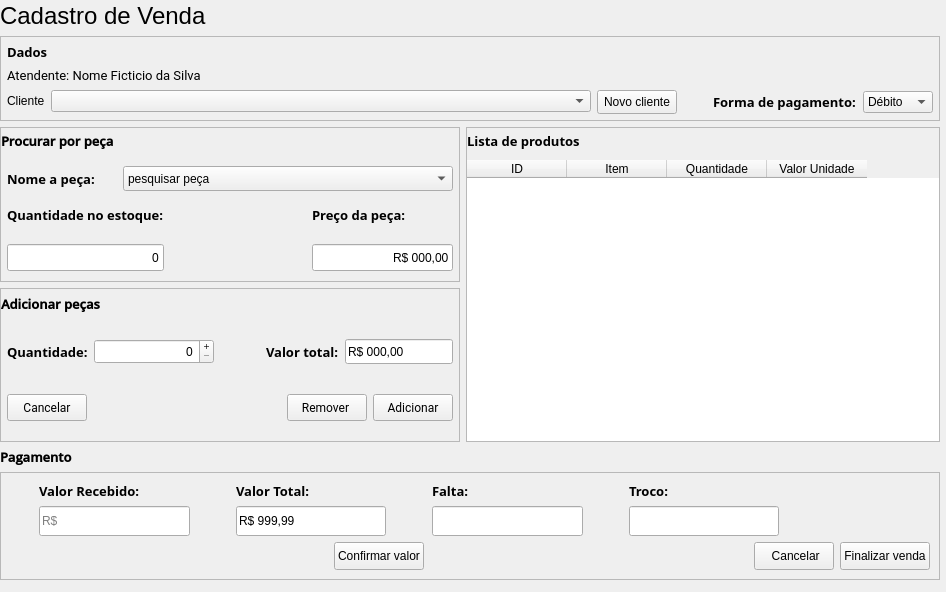
Old version of the form view/sell.ui in the repository PedroGregori/Projeto_Integrador--SENAC_BA-2022.
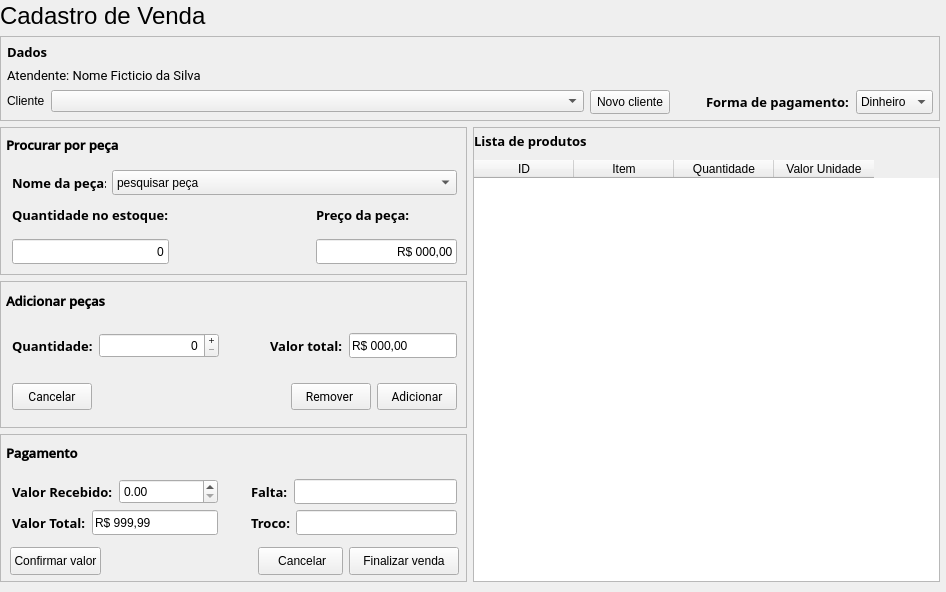
New version of the form.

```diff
--- a/view/sell.ui
+++ b/view/sell.ui
@@ -13,7 +13,7 @@
   <property name="windowTitle">
    <string>Form</string>
   </property>
-  <layout class="QVBoxLayout" name="verticalLayout_15">
+  <layout class="QVBoxLayout" name="verticalLayout_9">
    <property name="leftMargin">
     <number>0</number>
    </property>
@@ -24,7 +24,7 @@
     <number>6</number>
    </property>
    <property name="bottomMargin">
-    <number>6</number>
+    <number>4</number>
    </property>
    <item>
     <widget class="QLabel" name="title">
@@ -186,20 +186,26 @@
            </item>
            <item>
             <widget class="QComboBox" name="form_of_payment">
+             <property name="sizePolicy">
+              <sizepolicy hsizetype="Preferred" vsizetype="Fixed">
+               <horstretch>0</horstretch>
+               <verstretch>0</verstretch>
+              </sizepolicy>
+             </property>
              <property name="minimumSize">
               <size>
-               <width>0</width>
-               <height>0</height>
+               <width>66</width>
+               <height>24</height>
               </size>
              </property>
              <item>
               <property name="text">
-               <string>Débito</string>
+               <string>Dinheiro</string>
               </property>
              </item>
              <item>
               <property name="text">
-               <string>Crédito</string>
+               <string>Cartão</string>
               </property>
              </item>
             </widget>
@@ -213,35 +219,22 @@
     </widget>
    </item>
    <item>
-    <widget class="QFrame" name="frame_products">
-     <property name="frameShape">
-      <enum>QFrame::NoFrame</enum>
-     </property>
-     <property name="frameShadow">
-      <enum>QFrame::Raised</enum>
-     </property>
      <layout class="QHBoxLayout" name="horizontalLayout_3">
-      <property name="leftMargin">
-       <number>0</number>
-      </property>
-      <property name="topMargin">
-       <number>0</number>
-      </property>
-      <property name="rightMargin">
-       <number>0</number>
-      </property>
-      <property name="bottomMargin">
-       <number>0</number>
-      </property>
       <item>
-       <widget class="QFrame" name="frame_itemsData">
+      <widget class="QFrame" name="frame_products">
         <property name="maximumSize">
          <size>
-          <width>460</width>
+         <width>479</width>
           <height>16777215</height>
          </size>
         </property>
-        <layout class="QVBoxLayout" name="verticalLayout_11">
+       <property name="frameShape">
+        <enum>QFrame::NoFrame</enum>
+       </property>
+       <property name="frameShadow">
+        <enum>QFrame::Raised</enum>
+       </property>
+       <layout class="QVBoxLayout" name="verticalLayout_8">
          <property name="spacing">
           <number>6</number>
          </property>
@@ -267,13 +260,13 @@
              <number>6</number>
             </property>
             <property name="leftMargin">
-             <number>0</number>
+            <number>5</number>
             </property>
             <property name="topMargin">
-             <number>0</number>
+            <number>4</number>
             </property>
             <property name="rightMargin">
-             <number>0</number>
+            <number>3</number>
             </property>
             <property name="bottomMargin">
              <number>0</number>
@@ -320,7 +313,7 @@
                   <widget class="QLabel" name="findProduct_Label">
                    <property name="maximumSize">
                     <size>
-                     <width>110</width>
+                    <width>94</width>
                      <height>16777215</height>
                     </size>
                    </property>
@@ -333,7 +326,7 @@
                     </font>
                    </property>
                    <property name="text">
-                    <string>Nome a peça:</string>
+                   <string>Nome da peça:</string>
                    </property>
                    <property name="scaledContents">
                     <bool>false</bool>
@@ -410,7 +403,7 @@
                       <property name="minimumSize">
                        <size>
                         <width>0</width>
-                        <height>27</height>
+                       <height>25</height>
                        </size>
                       </property>
                       <property name="font">
@@ -472,7 +465,7 @@
                       <property name="minimumSize">
                        <size>
                         <width>0</width>
-                        <height>27</height>
+                       <height>25</height>
                        </size>
                       </property>
                       <property name="font">
@@ -512,13 +505,13 @@
              <number>6</number>
             </property>
             <property name="leftMargin">
-             <number>0</number>
+            <number>5</number>
             </property>
             <property name="topMargin">
-             <number>0</number>
+            <number>4</number>
             </property>
             <property name="rightMargin">
-             <number>0</number>
+            <number>3</number>
             </property>
             <property name="bottomMargin">
              <number>0</number>
@@ -800,108 +793,27 @@
            </layout>
           </widget>
          </item>
-        </layout>
-       </widget>
-      </item>
       <item>
-       <widget class="QFrame" name="frame_productsList">
+         <widget class="QFrame" name="frame_payment">
         <property name="frameShape">
          <enum>QFrame::StyledPanel</enum>
         </property>
-        <layout class="QVBoxLayout" name="verticalLayout_14">
-         <property name="spacing">
-          <number>6</number>
-         </property>
+          <property name="frameShadow">
+           <enum>QFrame::Raised</enum>
+          </property>
+          <layout class="QVBoxLayout" name="verticalLayout_7">
          <property name="leftMargin">
-          <number>0</number>
+            <number>5</number>
          </property>
          <property name="topMargin">
-          <number>0</number>
+            <number>4</number>
          </property>
          <property name="rightMargin">
-          <number>0</number>
+            <number>3</number>
          </property>
          <property name="bottomMargin">
-          <number>0</number>
-         </property>
-         <item>
-          <widget class="QLabel" name="products_Label">
-           <property name="minimumSize">
-            <size>
-             <width>0</width>
-             <height>26</height>
-            </size>
-           </property>
-           <property name="baseSize">
-            <size>
-             <width>0</width>
-             <height>0</height>
-            </size>
-           </property>
-           <property name="font">
-            <font>
-             <family>Segoe UI Semilight</family>
-             <pointsize>10</pointsize>
-             <weight>75</weight>
-             <bold>true</bold>
-            </font>
-           </property>
-           <property name="lineWidth">
-            <number>0</number>
-           </property>
-           <property name="text">
-            <string>Lista de produtos</string>
-           </property>
-           <property name="scaledContents">
-            <bool>false</bool>
-           </property>
-           <property name="alignment">
-            <set>Qt::AlignLeading|Qt::AlignLeft|Qt::AlignVCenter</set>
-           </property>
-           <property name="margin">
-            <number>0</number>
-           </property>
-           <property name="indent">
-            <number>-1</number>
-           </property>
-          </widget>
-         </item>
-         <item>
-          <widget class="QTableWidget" name="table">
-           <property name="frameShape">
-            <enum>QFrame::NoFrame</enum>
-           </property>
-           <property name="frameShadow">
-            <enum>QFrame::Raised</enum>
-           </property>
-           <column>
-            <property name="text">
-             <string>ID</string>
-            </property>
-           </column>
-           <column>
-            <property name="text">
-             <string>Item</string>
-            </property>
-           </column>
-           <column>
-            <property name="text">
-             <string>Quantidade</string>
-            </property>
-           </column>
-           <column>
-            <property name="text">
-             <string>Valor Unidade</string>
-            </property>
-           </column>
-          </widget>
-         </item>
-        </layout>
-       </widget>
-      </item>
-     </layout>
-    </widget>
-   </item>
+            <number>4</number>
+           </property>
    <item>
     <widget class="QLabel" name="label_17">
      <property name="font">
@@ -918,53 +830,27 @@
     </widget>
    </item>
    <item>
-    <widget class="QFrame" name="frame_payment">
-     <property name="frameShape">
-      <enum>QFrame::StyledPanel</enum>
-     </property>
-     <property name="frameShadow">
-      <enum>QFrame::Raised</enum>
-     </property>
-     <layout class="QVBoxLayout" name="verticalLayout_9">
-      <property name="topMargin">
-       <number>9</number>
-      </property>
-      <property name="bottomMargin">
-       <number>9</number>
-      </property>
-      <item>
        <widget class="QFrame" name="frame_paymentData">
-        <layout class="QHBoxLayout" name="horizontalLayout_4">
+             <layout class="QHBoxLayout" name="horizontalLayout_13">
          <property name="leftMargin">
-          <number>0</number>
+               <number>6</number>
          </property>
          <property name="topMargin">
-          <number>0</number>
+               <number>6</number>
          </property>
          <property name="rightMargin">
-          <number>0</number>
+               <number>6</number>
          </property>
          <property name="bottomMargin">
-          <number>0</number>
-         </property>
-         <item>
-          <spacer name="horizontalSpacer_12">
-           <property name="orientation">
-            <enum>Qt::Horizontal</enum>
-           </property>
-           <property name="sizeType">
-            <enum>QSizePolicy::Preferred</enum>
-           </property>
-           <property name="sizeHint" stdset="0">
-            <size>
-             <width>29</width>
-             <height>20</height>
-            </size>
-           </property>
-          </spacer>
-         </item>
+               <number>6</number>
+              </property>
          <item>
           <layout class="QVBoxLayout" name="verticalLayout_2">
+                <property name="spacing">
+                 <number>6</number>
+                </property>
+                <item>
+                 <layout class="QHBoxLayout" name="horizontalLayout_4">
            <item>
             <widget class="QLabel" name="label_11">
              <property name="font">
@@ -981,43 +867,19 @@
             </widget>
            </item>
            <item>
-            <widget class="QLineEdit" name="lineEdit">
+                   <widget class="QDoubleSpinBox" name="doubleSpinBox">
              <property name="minimumSize">
               <size>
                <width>0</width>
-               <height>30</height>
-              </size>
-             </property>
-             <property name="font">
-              <font>
-               <pointsize>9</pointsize>
-              </font>
-             </property>
-             <property name="placeholderText">
-              <string>R$</string>
-             </property>
+                      <height>25</height>
+                     </size>
+                    </property>
             </widget>
            </item>
           </layout>
          </item>
          <item>
-          <spacer name="horizontalSpacer_6">
-           <property name="orientation">
-            <enum>Qt::Horizontal</enum>
-           </property>
-           <property name="sizeType">
-            <enum>QSizePolicy::Preferred</enum>
-           </property>
-           <property name="sizeHint" stdset="0">
-            <size>
-             <width>40</width>
-             <height>20</height>
-            </size>
-           </property>
-          </spacer>
-         </item>
-         <item>
-          <layout class="QVBoxLayout" name="verticalLayout_7">
+                 <layout class="QHBoxLayout" name="horizontalLayout_7">
            <item>
             <widget class="QLabel" name="label_21">
              <property name="font">
@@ -1038,7 +900,7 @@
              <property name="minimumSize">
               <size>
                <width>0</width>
-               <height>30</height>
+                      <height>25</height>
               </size>
              </property>
              <property name="font">
@@ -1056,6 +918,8 @@
            </item>
           </layout>
          </item>
+               </layout>
+              </item>
          <item>
           <spacer name="horizontalSpacer_7">
            <property name="orientation">
@@ -1066,14 +930,19 @@
            </property>
            <property name="sizeHint" stdset="0">
             <size>
-             <width>40</width>
+                  <width>27</width>
              <height>20</height>
             </size>
            </property>
           </spacer>
          </item>
          <item>
-          <layout class="QVBoxLayout" name="verticalLayout_8">
+               <layout class="QVBoxLayout" name="verticalLayout_5">
+                <property name="spacing">
+                 <number>6</number>
+                </property>
+                <item>
+                 <layout class="QHBoxLayout" name="horizontalLayout_6">
            <item>
             <widget class="QLabel" name="label_22">
              <property name="font">
@@ -1094,31 +963,18 @@
              <property name="minimumSize">
               <size>
                <width>0</width>
-               <height>30</height>
-              </size>
-             </property>
+                      <height>25</height>
+                     </size>
+                    </property>
+                    <property name="readOnly">
+                     <bool>true</bool>
+                    </property>
             </widget>
            </item>
           </layout>
          </item>
          <item>
-          <spacer name="horizontalSpacer_8">
-           <property name="orientation">
-            <enum>Qt::Horizontal</enum>
-           </property>
-           <property name="sizeType">
-            <enum>QSizePolicy::Preferred</enum>
-           </property>
-           <property name="sizeHint" stdset="0">
-            <size>
-             <width>40</width>
-             <height>20</height>
-            </size>
-           </property>
-          </spacer>
-         </item>
-         <item>
-          <layout class="QVBoxLayout" name="verticalLayout_5">
+                 <layout class="QHBoxLayout" name="horizontalLayout_9">
            <item>
             <widget class="QLabel" name="label_20">
              <property name="font">
@@ -1139,49 +995,37 @@
              <property name="minimumSize">
               <size>
                <width>0</width>
-               <height>30</height>
-              </size>
-             </property>
+                      <height>25</height>
+                     </size>
+                    </property>
+                    <property name="readOnly">
+                     <bool>true</bool>
+                    </property>
             </widget>
            </item>
           </layout>
          </item>
-         <item>
-          <spacer name="horizontalSpacer_9">
-           <property name="orientation">
-            <enum>Qt::Horizontal</enum>
-           </property>
-           <property name="sizeHint" stdset="0">
-            <size>
-             <width>40</width>
-             <height>20</height>
-            </size>
-           </property>
-          </spacer>
+               </layout>
          </item>
         </layout>
        </widget>
       </item>
       <item>
        <layout class="QHBoxLayout" name="horizontalLayout_11">
-        <item>
-         <spacer name="horizontalSpacer_10">
-          <property name="orientation">
-           <enum>Qt::Horizontal</enum>
-          </property>
-          <property name="sizeHint" stdset="0">
-           <size>
-            <width>40</width>
-            <height>20</height>
-           </size>
-          </property>
-         </spacer>
-        </item>
+             <property name="leftMargin">
+              <number>4</number>
+             </property>
+             <property name="rightMargin">
+              <number>4</number>
+             </property>
+             <property name="bottomMargin">
+              <number>2</number>
+             </property>
         <item>
-         <widget class="QPushButton" name="pushButton_7">
+              <widget class="QPushButton" name="Btn_confirmValue">
           <property name="minimumSize">
            <size>
-            <width>84</width>
+                 <width>91</width>
             <height>28</height>
            </size>
           </property>
@@ -1196,26 +1040,41 @@
          </widget>
         </item>
         <item>
-         <spacer name="horizontalSpacer_11">
+              <spacer name="horizontalSpacer_5">
           <property name="orientation">
            <enum>Qt::Horizontal</enum>
           </property>
+               <property name="sizeType">
+                <enum>QSizePolicy::Preferred</enum>
+               </property>
           <property name="sizeHint" stdset="0">
            <size>
-            <width>40</width>
+                 <width>151</width>
             <height>20</height>
            </size>
           </property>
          </spacer>
         </item>
         <item>
-         <widget class="QPushButton" name="pushButton_2">
+              <widget class="QPushButton" name="Btn_cancel">
+               <property name="sizePolicy">
+                <sizepolicy hsizetype="Minimum" vsizetype="Fixed">
+                 <horstretch>0</horstretch>
+                 <verstretch>0</verstretch>
+                </sizepolicy>
+               </property>
           <property name="minimumSize">
            <size>
-            <width>78</width>
+                 <width>0</width>
             <height>28</height>
            </size>
           </property>
+               <property name="maximumSize">
+                <size>
+                 <width>16777215</width>
+                 <height>16777215</height>
+                </size>
+               </property>
           <property name="font">
            <font>
             <pointsize>9</pointsize>
@@ -1227,13 +1086,25 @@
          </widget>
         </item>
         <item>
-         <widget class="QPushButton" name="pushButton">
+              <widget class="QPushButton" name="Btn_finish">
+               <property name="sizePolicy">
+                <sizepolicy hsizetype="Preferred" vsizetype="Fixed">
+                 <horstretch>0</horstretch>
+                 <verstretch>0</verstretch>
+                </sizepolicy>
+               </property>
           <property name="minimumSize">
            <size>
-            <width>84</width>
+                 <width>110</width>
             <height>28</height>
            </size>
           </property>
+               <property name="maximumSize">
+                <size>
+                 <width>16777215</width>
+                 <height>16777215</height>
+                </size>
+               </property>
           <property name="font">
            <font>
             <pointsize>9</pointsize>
@@ -1248,6 +1119,107 @@
       </item>
      </layout>
     </widget>
+        </item>
+       </layout>
+      </widget>
+     </item>
+     <item>
+      <widget class="QFrame" name="frame_productsList">
+       <property name="frameShape">
+        <enum>QFrame::StyledPanel</enum>
+       </property>
+       <layout class="QVBoxLayout" name="verticalLayout_14">
+        <property name="spacing">
+         <number>6</number>
+        </property>
+        <property name="leftMargin">
+         <number>0</number>
+        </property>
+        <property name="topMargin">
+         <number>0</number>
+        </property>
+        <property name="rightMargin">
+         <number>0</number>
+        </property>
+        <property name="bottomMargin">
+         <number>0</number>
+        </property>
+        <item>
+         <widget class="QLabel" name="products_Label">
+          <property name="minimumSize">
+           <size>
+            <width>0</width>
+            <height>26</height>
+           </size>
+          </property>
+          <property name="baseSize">
+           <size>
+            <width>0</width>
+            <height>0</height>
+           </size>
+          </property>
+          <property name="font">
+           <font>
+            <family>Segoe UI Semilight</family>
+            <pointsize>10</pointsize>
+            <weight>75</weight>
+            <bold>true</bold>
+           </font>
+          </property>
+          <property name="lineWidth">
+           <number>0</number>
+          </property>
+          <property name="text">
+           <string>Lista de produtos</string>
+          </property>
+          <property name="scaledContents">
+           <bool>false</bool>
+          </property>
+          <property name="alignment">
+           <set>Qt::AlignLeading|Qt::AlignLeft|Qt::AlignVCenter</set>
+          </property>
+          <property name="margin">
+           <number>0</number>
+          </property>
+          <property name="indent">
+           <number>-1</number>
+          </property>
+         </widget>
+        </item>
+        <item>
+         <widget class="QTableWidget" name="table">
+          <property name="frameShape">
+           <enum>QFrame::NoFrame</enum>
+          </property>
+          <property name="frameShadow">
+           <enum>QFrame::Raised</enum>
+          </property>
+          <column>
+           <property name="text">
+            <string>ID</string>
+           </property>
+          </column>
+          <column>
+           <property name="text">
+            <string>Item</string>
+           </property>
+          </column>
+          <column>
+           <property name="text">
+            <string>Quantidade</string>
+           </property>
+          </column>
+          <column>
+           <property name="text">
+            <string>Valor Unidade</string>
+           </property>
+          </column>
+         </widget>
+        </item>
+       </layout>
+      </widget>
+     </item>
+    </layout>
    </item>
    <item>
     <widget class="QFrame" name="frame_finishButtons">
```
Lines whose indentation alone changed are shown as unchanged.
